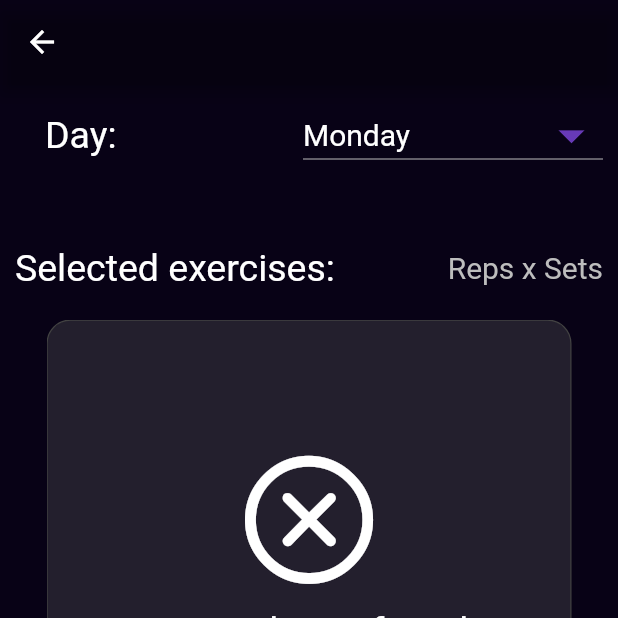
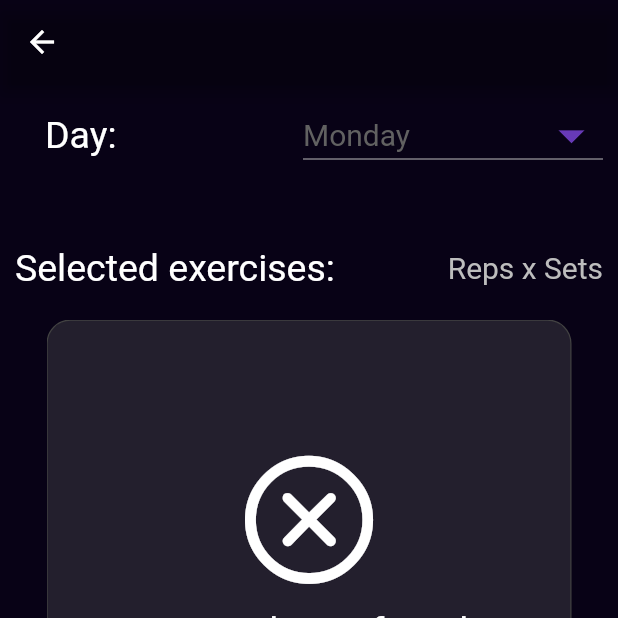
Before and after one commit to aevinj/Overload, a Flutter app: the BuildWorkout screen opened directly with empty values, on a phone screen of 412 x 824 dp, the top half of it. Run offline on Flutter 3.47's test engine with Material 2 defaults, Android fonts, the phone set to English and light mode, and no system bars; our stand-ins replace hive, hive_flutter; accounts and stored records are empty.

Commit message:
coloring for dropdown on empty days

```diff
--- a/lib/pages/build_workout.dart
+++ b/lib/pages/build_workout.dart
@@ -116,43 +116,43 @@ class _BuildWorkoutState extends State<BuildWorkout> {
                         value: "Monday",
                         child: Text(
                           "Monday",
-                          style: Font(size: 20),
+                          style: !workout.days.any((d) => d.dayID == "Monday",) ? Font(size: 20, color: Colors.grey[700]!) : Font(size: 20),
                         )),
                     DropdownMenuItem(
                         value: "Tuesday",
                         child: Text(
                           "Tuesday",
-                          style: Font(size: 20),
+                          style: !workout.days.any((d) => d.dayID == "Tuesday",) ? Font(size: 20, color: Colors.grey[700]!) : Font(size: 20),
                         )),
                     DropdownMenuItem(
                         value: "Wednesday",
                         child: Text(
                           "Wednesday",
-                          style: Font(size: 20),
+                          style: !workout.days.any((d) => d.dayID == "Wednesday",) ? Font(size: 20, color: Colors.grey[700]!) : Font(size: 20),
                         )),
                     DropdownMenuItem(
                         value: "Thursday",
                         child: Text(
                           "Thursday",
-                          style: Font(size: 20),
+                          style: !workout.days.any((d) => d.dayID == "Thursday",) ? Font(size: 20, color: Colors.grey[700]!) : Font(size: 20),
                         )),
                     DropdownMenuItem(
                         value: "Friday",
                         child: Text(
                           "Friday",
-                          style: Font(size: 20),
+                          style: !workout.days.any((d) => d.dayID == "Friday",) ? Font(size: 20, color: Colors.grey[700]!) : Font(size: 20),
                         )),
                     DropdownMenuItem(
                         value: "Saturday",
                         child: Text(
                           "Saturday",
-                          style: Font(size: 20),
+                          style: !workout.days.any((d) => d.dayID == "Saturday",) ? Font(size: 20, color: Colors.grey[700]!) : Font(size: 20),
                         )),
                     DropdownMenuItem(
                         value: "Sunday",
                         child: Text(
                           "Sunday",
-                          style: Font(size: 20),
+                          style: !workout.days.any((d) => d.dayID == "Sunday",) ? Font(size: 20, color: Colors.grey[700]!) : Font(size: 20),
                         )),
                   ],
                   value: _selectedDay,
```
